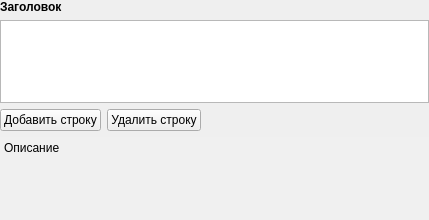
First picture: the form in designer/forms/formtable.ui, repository Artemako/auto-exec-doc, before the edit.
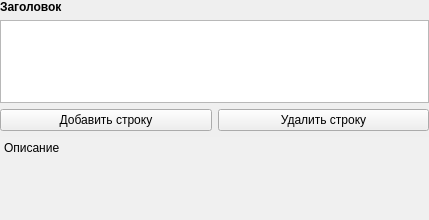
Second picture: the form after the edit.

```diff
--- a/designer/forms/formtable.ui
+++ b/designer/forms/formtable.ui
@@ -78,19 +78,6 @@
          </property>
         </widget>
        </item>
-       <item>
-        <spacer name="horizontalSpacer">
-         <property name="orientation">
-          <enum>Qt::Horizontal</enum>
-         </property>
-         <property name="sizeHint" stdset="0">
-          <size>
-           <width>40</width>
-           <height>20</height>
-          </size>
-         </property>
-        </spacer>
-       </item>
       </layout>
      </item>
      <item>
```
